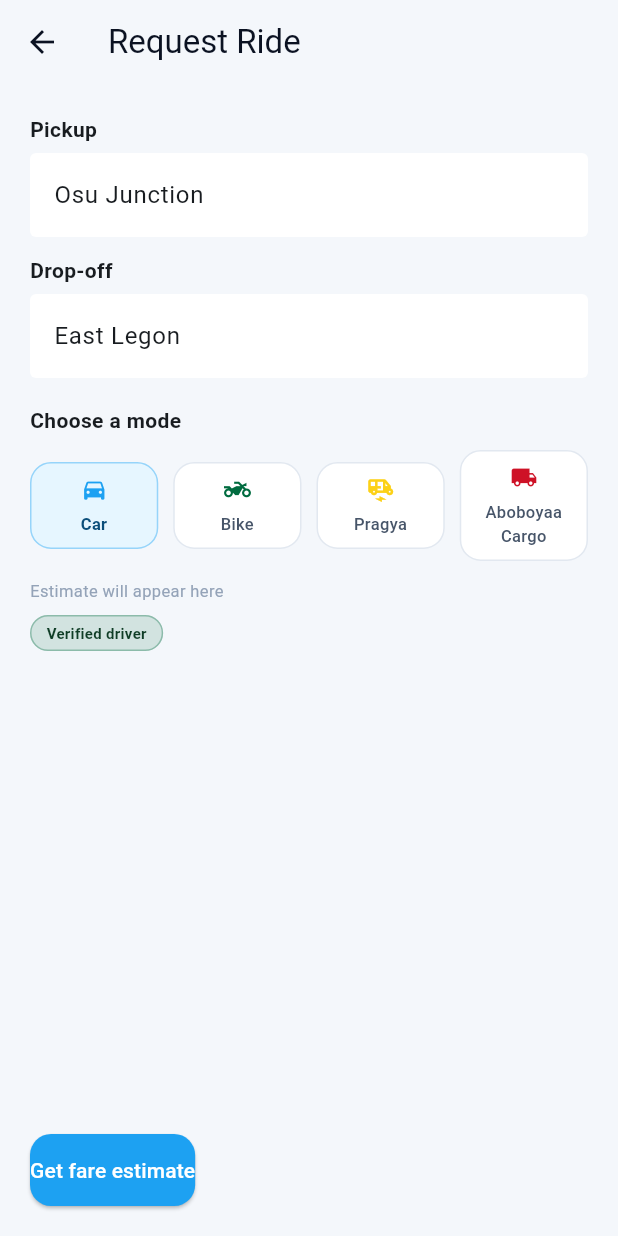
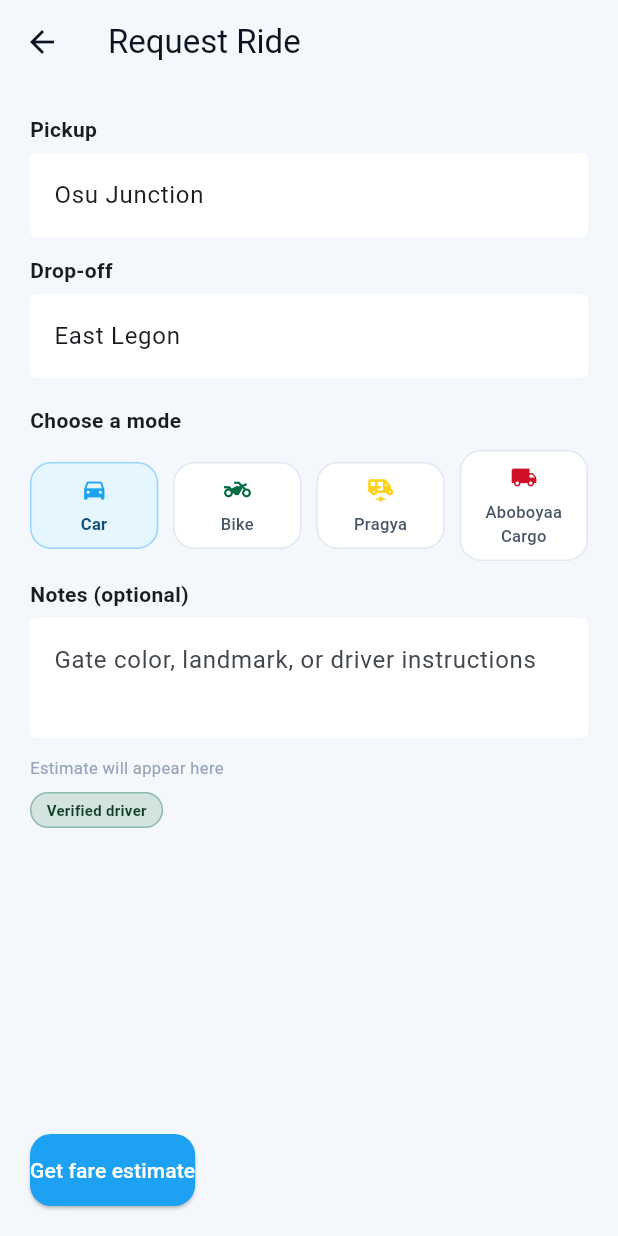
Before and after one commit to charlesay1/movegh, a Flutter app: the RideRequestScreen screen opened by its route, on a phone screen of 412 x 824 dp. Run offline on Flutter 3.47's test engine with Material 3 defaults, Android fonts, the phone set to English and light mode, and no system bars; our stand-ins replace shared_preferences; accounts and stored records are empty.

Commit message:
Wire Rider auth + ride request to backend (web runnable)

```diff
--- a/docs/MOVEGH_WORK_CHECKLIST.txt
+++ b/docs/MOVEGH_WORK_CHECKLIST.txt
@@ -9,6 +9,8 @@ Completed:
 [x] Docs updated: architecture end-to-end flow and api contract
 [x] Driver app scaffold included in repo
 [x] Push branch feature/rider-backend-wiring from Windows (VM DNS blocked)
+[x] Rider profile updates call backend (/users/me)
+[x] App config supports API base URL + mock toggle via dart-define
 
 Artifacts created:
 [x] /home/charlesay/movegh/movegh_feature.bundle
@@ -31,7 +33,7 @@ Core Features:
 [x] (Completed) Create account (phone number / OTP)
 [x] (Completed) Login persistence (stay signed-in)
 [x] (Completed) Request ride or delivery (end-to-end rider -> backend)
-[~] (In Progress) Choose vehicle type (car/okada/pragya/aboboyaa)
+[x] (Completed) Choose vehicle type (car/okada/pragya/aboboyaa)
 [x] (Completed) Fare estimate before trip
 [~] (In Progress) Live GPS tracking screen
 [~] (In Progress) In-app call
--- a/mobile/lib/config/api_endpoints.dart
+++ b/mobile/lib/config/api_endpoints.dart
@@ -6,6 +6,7 @@ class ApiEndpoints {
   static const deliveriesRequest = "/deliveries/request";
   static const paymentsCharge = "/payments/charge";
   static const paymentsIntent = "/payments/intent";
+  static const usersMe = "/users/me";
 
   static String rideById(String rideId) => "/rides/$rideId";
   static String rideCancel(String rideId) => "/rides/$rideId/cancel";
--- a/mobile/lib/config/app_config.dart
+++ /dev/null
@@ -1,5 +0,0 @@
-class AppConfig {
-  static const apiBaseUrl = "http://127.0.0.1:3000";
-  static bool useMock = true;
-  static const mockDelayMs = 400;
-}
--- a/mobile/lib/models/ride_request.dart
+++ b/mobile/lib/models/ride_request.dart
@@ -3,15 +3,18 @@ class RideRequest {
     required this.pickup,
     required this.dropoff,
     required this.mode,
+    this.notes,
   });
 
   final String pickup;
   final String dropoff;
   final String mode;
+  final String? notes;
 
   Map<String, dynamic> toJson() => {
         "pickup": pickup,
         "dropoff": dropoff,
         "mode": mode,
+        "notes": notes,
       };
 }
--- a/mobile/lib/screens/ride_request_screen.dart
+++ b/mobile/lib/screens/ride_request_screen.dart
@@ -18,11 +18,14 @@ class RideRequestScreen extends StatefulWidget {
 class _RideRequestScreenState extends State<RideRequestScreen> {
   final TextEditingController _pickupController = TextEditingController(text: "Osu Junction");
   final TextEditingController _dropoffController = TextEditingController(text: "East Legon");
+  final TextEditingController _notesController = TextEditingController();
+  String _selectedMode = "car";
 
   @override
   void dispose() {
     _pickupController.dispose();
     _dropoffController.dispose();
+    _notesController.dispose();
     super.dispose();
   }
 
@@ -30,7 +33,8 @@ class _RideRequestScreenState extends State<RideRequestScreen> {
     return RideRequest(
       pickup: _pickupController.text.trim(),
       dropoff: _dropoffController.text.trim(),
-      mode: "car",
+      mode: _selectedMode,
+      notes: _notesController.text.trim().isEmpty ? null : _notesController.text.trim(),
     );
   }
 
@@ -137,7 +141,8 @@ class _RideRequestScreenState extends State<RideRequestScreen> {
                         label: "Car",
                         icon: Icons.directions_car,
                         color: AppColors.electric,
-                        isActive: true,
+                        isActive: _selectedMode == "car",
+                        onTap: () => setState(() => _selectedMode = "car"),
                       ),
                     ),
                     const SizedBox(width: 10),
@@ -146,6 +151,8 @@ class _RideRequestScreenState extends State<RideRequestScreen> {
                         label: "Bike",
                         icon: Icons.two_wheeler,
                         color: AppColors.ghanaGreen,
+                        isActive: _selectedMode == "bike",
+                        onTap: () => setState(() => _selectedMode = "bike"),
                       ),
                     ),
                     const SizedBox(width: 10),
@@ -154,6 +161,8 @@ class _RideRequestScreenState extends State<RideRequestScreen> {
                         label: "Pragya",
                         icon: Icons.electric_rickshaw,
                         color: AppColors.ghanaGold,
+                        isActive: _selectedMode == "pragya",
+                        onTap: () => setState(() => _selectedMode = "pragya"),
                       ),
                     ),
                     const SizedBox(width: 10),
@@ -162,9 +171,24 @@ class _RideRequestScreenState extends State<RideRequestScreen> {
                         label: "Aboboyaa\nCargo",
                         icon: Icons.local_shipping,
                         color: AppColors.ghanaRed,
+                        isActive: _selectedMode == "aboboyaa",
+                        onTap: () => setState(() => _selectedMode = "aboboyaa"),
                       ),
                     ),
                   ],
+                ),
+                const SizedBox(height: 12),
+                const Text("Notes (optional)", style: TextStyle(fontWeight: FontWeight.w600)),
+                const SizedBox(height: 6),
+                TextField(
+                  controller: _notesController,
+                  maxLines: 2,
+                  decoration: const InputDecoration(
+                    hintText: "Gate color, landmark, or driver instructions",
+                    filled: true,
+                    fillColor: Colors.white,
+                    border: OutlineInputBorder(borderSide: BorderSide.none),
+                  ),
                 ),
                 const SizedBox(height: 12),
                 if (estimate != null)
--- a/mobile/lib/services/app_services.dart
+++ b/mobile/lib/services/app_services.dart
@@ -3,6 +3,7 @@ import "auth_service.dart";
 import "deliveries_service.dart";
 import "payments_service.dart";
 import "rides_service.dart";
+import "user_service.dart";
 
 class AppServices {
   static final ApiClient apiClient = ApiClient();
@@ -10,4 +11,5 @@ class AppServices {
   static final RidesService rides = RidesService(apiClient);
   static final DeliveriesService deliveries = DeliveriesService(apiClient);
   static final PaymentsService payments = PaymentsService(apiClient);
+  static final UserService users = UserService(apiClient);
 }
--- a/mobile/lib/services/auth_service.dart
+++ b/mobile/lib/services/auth_service.dart
@@ -1,5 +1,5 @@
 import "../config/api_endpoints.dart";
-import "../config/app_config.dart";
+import "../app_config.dart";
 import "api_client.dart";
 
 class AuthService {
--- a/mobile/lib/services/deliveries_service.dart
+++ b/mobile/lib/services/deliveries_service.dart
@@ -1,5 +1,5 @@
 import "../config/api_endpoints.dart";
-import "../config/app_config.dart";
+import "../app_config.dart";
 import "../models/delivery_request.dart";
 import "api_client.dart";
 
--- a/mobile/lib/services/payments_service.dart
+++ b/mobile/lib/services/payments_service.dart
@@ -1,5 +1,5 @@
 import "../config/api_endpoints.dart";
-import "../config/app_config.dart";
+import "../app_config.dart";
 import "api_client.dart";
 
 class PaymentsService {
--- a/mobile/lib/services/rides_service.dart
+++ b/mobile/lib/services/rides_service.dart
@@ -1,5 +1,5 @@
 import "../config/api_endpoints.dart";
-import "../config/app_config.dart";
+import "../app_config.dart";
 import "../models/fare_estimate.dart";
 import "../models/ride_request.dart";
 import "../models/ride_status.dart";
```
Also changed, not shown: mobile/lib/app_config.dart (added, +13 -0 lines), mobile/lib/screens/profile_setup_screen.dart (+13 -0 lines), mobile/lib/services/api_client.dart (+10 -1 lines), mobile/lib/services/user_service.dart (added, +28 -0 lines), 4 other files.
